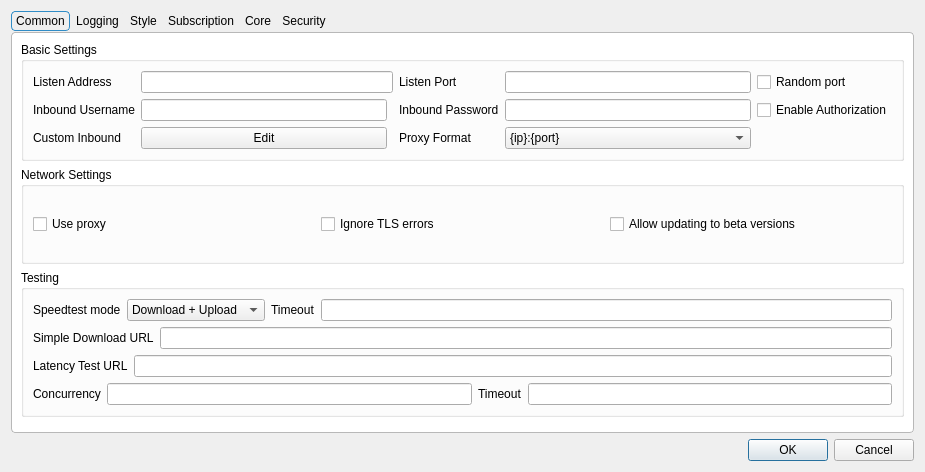
Old version of the form include/ui/setting/dialog_basic_settings.ui in the repository shengmo0210/Throne.
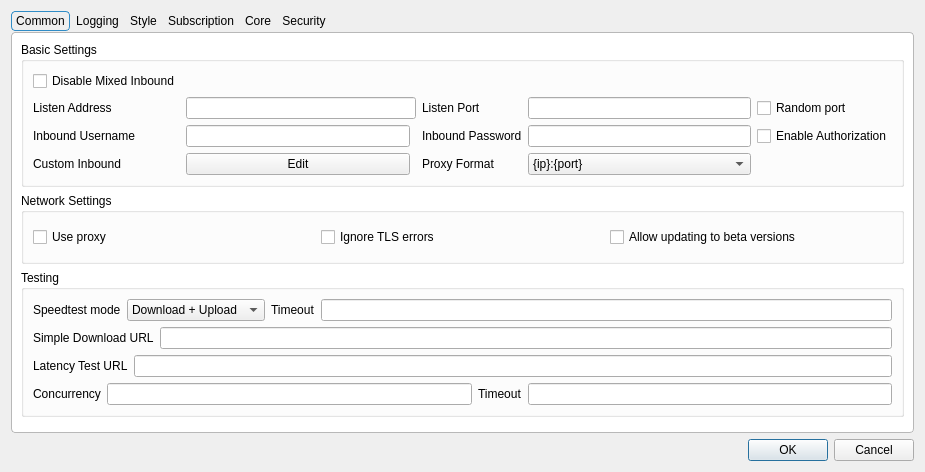
New version of the form. Custom widgets are drawn as their Qt base class.

Commit message: allow disabling mixed inbound && only use unity build on msvc

Patch:
```diff
--- a/include/ui/setting/dialog_basic_settings.ui
+++ b/include/ui/setting/dialog_basic_settings.ui
@@ -99,7 +99,46 @@
           <string>Basic Settings</string>
          </property>
          <layout class="QGridLayout" name="gridLayout_9">
-          <item row="0" column="4">
+          <item row="2" column="2">
+           <widget class="QLineEdit" name="inbound_user"/>
+          </item>
+          <item row="4" column="5">
+           <widget class="QComboBox" name="proxy_scheme">
+            <item>
+             <property name="text">
+              <string notr="true">{ip}:{port}</string>
+             </property>
+            </item>
+            <item>
+             <property name="text">
+              <string notr="true">http://{ip}:{port}</string>
+             </property>
+            </item>
+            <item>
+             <property name="text">
+              <string notr="true">socks={ip}:{port}</string>
+             </property>
+            </item>
+           </widget>
+          </item>
+          <item row="1" column="6">
+           <widget class="QCheckBox" name="random_listen_port">
+            <property name="toolTip">
+             <string>&lt;html&gt;&lt;head/&gt;&lt;body&gt;&lt;p&gt;Selects a random available port on every run&lt;/p&gt;&lt;/body&gt;&lt;/html&gt;</string>
+            </property>
+            <property name="text">
+             <string>Random port</string>
+            </property>
+           </widget>
+          </item>
+          <item row="1" column="1">
+           <widget class="QLabel" name="label">
+            <property name="text">
+             <string>Listen Address</string>
+            </property>
+           </widget>
+          </item>
+          <item row="1" column="5">
            <widget class="QLineEdit" name="inbound_socks_port">
             <property name="sizePolicy">
              <sizepolicy hsizetype="Preferred" vsizetype="Fixed">
@@ -109,63 +148,31 @@
             </property>
            </widget>
           </item>
-          <item row="0" column="3">
-           <widget class="QLabel" name="inbound_socks_port_l">
-            <property name="toolTip">
-             <string>&lt;html&gt;&lt;head/&gt;&lt;body&gt;&lt;p&gt;Socks
-                                                                + HTTP Proxy&lt;/p&gt;&lt;/body&gt;&lt;/html&gt;
-                                                            </string>
-            </property>
-            <property name="text">
-             <string>Listen Port</string>
-            </property>
-           </widget>
-          </item>
-          <item row="0" column="1" colspan="2">
+          <item row="1" column="2" colspan="2">
            <widget class="QLineEdit" name="inbound_address"/>
           </item>
-          <item row="0" column="5">
-           <widget class="QCheckBox" name="random_listen_port">
-            <property name="toolTip">
-             <string>&lt;html&gt;&lt;head/&gt;&lt;body&gt;&lt;p&gt;Selects a random available port on every run&lt;/p&gt;&lt;/body&gt;&lt;/html&gt;</string>
-            </property>
+          <item row="4" column="2">
+           <widget class="QPushButton" name="custom_inbound_edit">
             <property name="text">
-             <string>Random port</string>
+             <string>Edit</string>
             </property>
            </widget>
           </item>
-          <item row="0" column="0">
-           <widget class="QLabel" name="label">
-            <property name="text">
-             <string>Listen Address</string>
-            </property>
-           </widget>
-          </item>
-          <item row="3" column="0">
-           <widget class="QLabel" name="label_11">
-            <property name="text">
-             <string>Custom Inbound</string>
-            </property>
-           </widget>
-          </item>
-          <item row="1" column="5">
-           <widget class="QCheckBox" name="inbound_auth">
-            <property name="text">
-             <string>Enable Authorization</string>
-            </property>
-           </widget>
-          </item>
-          <item row="1" column="0">
+          <item row="2" column="1">
            <widget class="QLabel" name="inbound_user_l">
             <property name="text">
              <string>Inbound Username</string>
             </property>
            </widget>
           </item>
-          <item row="1" column="1">
-           <widget class="QLineEdit" name="inbound_user"/>
+          <item row="4" column="1">
+           <widget class="QLabel" name="label_11">
+            <property name="text">
+             <string>Custom Inbound</string>
+            </property>
+           </widget>
           </item>
-          <item row="1" column="3">
+          <item row="2" column="4">
            <widget class="QLabel" name="inbound_pass_l">
             <property name="text">
              <string>Inbound Password</string>
@@ -173,39 +180,39 @@
            </widget>
           </item>
           <item row="1" column="4">
-           <widget class="QLineEdit" name="inbound_pass"/>
-          </item>
-          <item row="3" column="1">
-           <widget class="QPushButton" name="custom_inbound_edit">
+           <widget class="QLabel" name="inbound_socks_port_l">
+            <property name="toolTip">
+             <string>&lt;html&gt;&lt;head/&gt;&lt;body&gt;&lt;p&gt;Socks
+                                                                + HTTP Proxy&lt;/p&gt;&lt;/body&gt;&lt;/html&gt;
+                                                            </string>
+            </property>
             <property name="text">
-             <string>Edit</string>
+             <string>Listen Port</string>
             </property>
            </widget>
           </item>
-          <item row="3" column="3">
+          <item row="4" column="4">
            <widget class="QLabel" name="proxy_scheme_l">
             <property name="text">
              <string>Proxy Format</string>
             </property>
            </widget>
           </item>
-          <item row="3" column="4">
-           <widget class="QComboBox" name="proxy_scheme">
-            <item>
-             <property name="text">
-              <string notr="true">{ip}:{port}</string>
-             </property>
-            </item>
-            <item>
-             <property name="text">
-              <string notr="true">http://{ip}:{port}</string>
-             </property>
-            </item>
-            <item>
-             <property name="text">
-              <string notr="true">socks={ip}:{port}</string>
-             </property>
-            </item>
+          <item row="2" column="5">
+           <widget class="QLineEdit" name="inbound_pass"/>
+          </item>
+          <item row="2" column="6">
+           <widget class="QCheckBox" name="inbound_auth">
+            <property name="text">
+             <string>Enable Authorization</string>
+            </property>
+           </widget>
+          </item>
+          <item row="0" column="1">
+           <widget class="QCheckBox" name="disable_mixed_inbound">
+            <property name="text">
+             <string>Disable Mixed Inbound</string>
+            </property>
            </widget>
           </item>
          </layout>
```
The commit also changes 7 other files.
